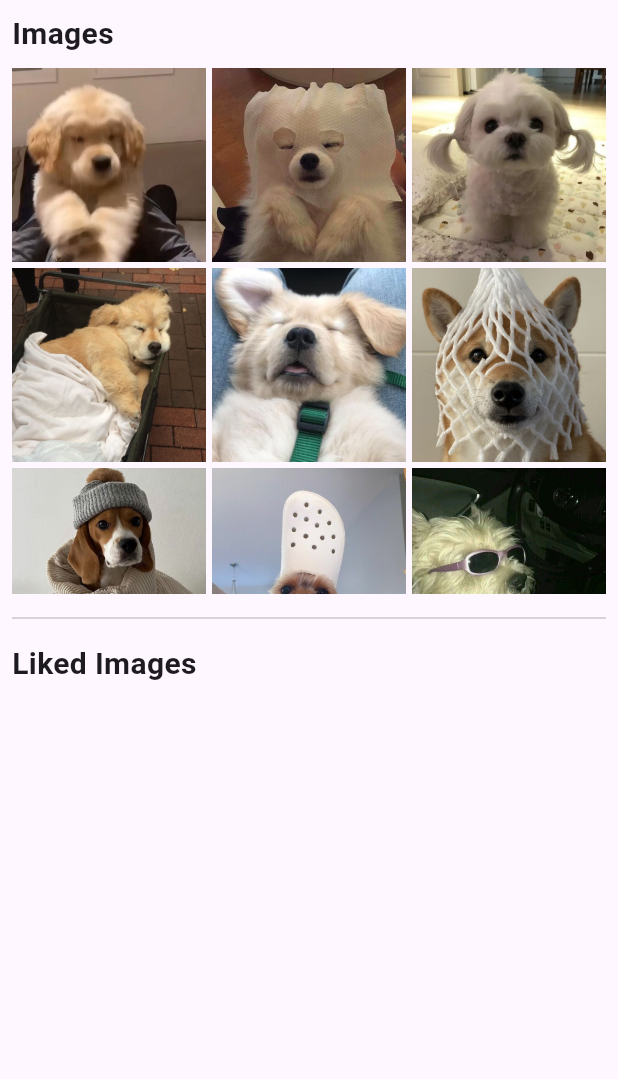
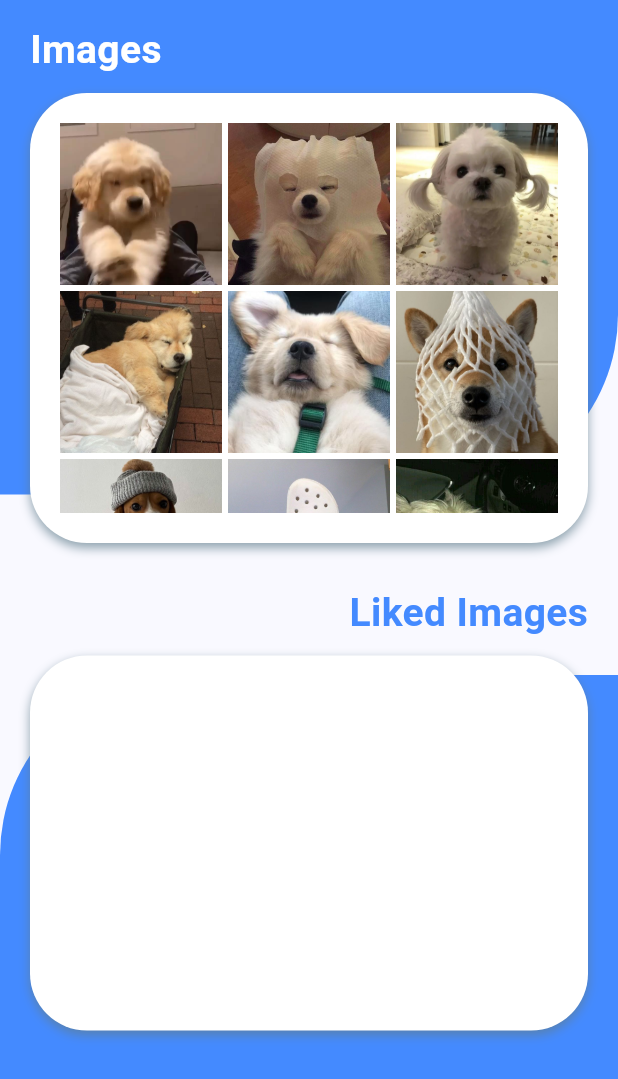
Before and after one commit to siesdart/madcamp-week1, a Flutter app: the GalleryScreen screen opened directly, on a phone screen of 412 x 824 dp. Shown: the top 1079 px of the screen. Run offline on Flutter 3.47's test engine with Material 3 defaults, Android fonts, the phone set to English and light mode, and no system bars; our stand-ins replace dio, fluttertoast, google_fonts; network calls fail.

Commit message:
1/1 commit_2

```diff
--- a/lib/main.dart
+++ b/lib/main.dart
@@ -24,7 +24,7 @@ class MyApp extends StatelessWidget {
 
   ThemeData _buildThemeData() {
     final base = ThemeData(
-      colorScheme: ColorScheme.fromSeed(seedColor: Colors.deepPurple),
+      colorScheme: ColorScheme.fromSeed(seedColor: Colors.blueAccent),
       useMaterial3: true,
     );
 
@@ -49,7 +49,7 @@ class MyHomePage extends StatelessWidget {
       builder: (context, snapshot) {
         final currentIndex = snapshot.hasData ? snapshot.data! : 0;
         return Scaffold(
-          appBar: AppBar(title: const Text('Week 1')),
+          appBar: EmptyAppBar(),
           body: IndexedStack(
             index: currentIndex,
             children: const [
@@ -81,3 +81,16 @@ class MyHomePage extends StatelessWidget {
     );
   }
 }
+
+class EmptyAppBar extends StatelessWidget implements PreferredSizeWidget{
+  @override
+  Widget build(BuildContext context) {
+    // TODO: implement build
+    return Container();
+  }
+
+  @override
+  // TODO: implement preferredSize
+  Size get preferredSize => Size(0.0, 0.0);
+
+}
--- a/lib/screens/gallery_screen.dart
+++ b/lib/screens/gallery_screen.dart
@@ -13,47 +13,166 @@ class _GalleryScreenState extends State<GalleryScreen> {
 
   @override
   Widget build(BuildContext context) {
-    return Padding(
-      padding: const EdgeInsets.all(8),
+
+    return Scaffold(
+      body: Stack(
+        children: <Widget>[
+          Positioned(
+            // background blue container
+            top: 0,
+            right: 0,
+            left: 0,
+            bottom: MediaQuery.of(context).size.height * 0.60,
+            // background blue container
+            child: Container(
+              decoration: BoxDecoration(
+                borderRadius: BorderRadius.only(
+                  bottomRight: Radius.circular(120.0),
+                ),
+                color: Colors.blueAccent,
+              ),
+            ),
+          ),
+          Positioned(
+            // main column1: every image
+            top: 15.0,
+            left: 20.0,
+            right: 20.0,
+            // main column1: every image
             child: Column(
               crossAxisAlignment: CrossAxisAlignment.stretch,
-        children: [
+              children: <Widget>[
                 const Text(
                   'Images',
                   style: TextStyle(
-              fontSize: 20,
+                    fontSize: 26,
                     fontWeight: FontWeight.bold,
+                    color: Colors.white,
                   ),
                 ),
-          const SizedBox(height: 8),
-          Expanded(
-            child: GridView.count(
+                Container(
+                  margin: EdgeInsets.only(top: 10.0),
+                  padding: EdgeInsets.all(20.0),
+                  height: 300.0,
+                  decoration: BoxDecoration(
+                    borderRadius: BorderRadius.circular(38.0),
+                    color: Colors.white,
+                    //border: Border.all(color: Colors.blueGrey, width: 1),
+                    boxShadow: [
+                      BoxShadow(
+                        color: Colors.blueGrey.withOpacity(0.7),
+                        blurRadius: 5.0,
+                        spreadRadius: 0.0,
+                        offset: const Offset(0, 3),
+                      )
+                    ]
+                  ),
+                  child: (SingleChildScrollView(
+                    child: Column(
+                      children: [
+                        GridView.count(
+                          shrinkWrap: true,
+                          physics: ScrollPhysics(),
+                          scrollDirection: Axis.vertical,
                           crossAxisCount: 3,
                           mainAxisSpacing: 4,
                           crossAxisSpacing: 4,
                           children: List.generate(20, _buildImageButton),
                         ),
+                      ],
                     ),
-          const Divider(height: 32),
+                  )
+                  )
+                ),
+              ],
+            ),
+          ),
+          Positioned(
+            // 2nd background container
+            top: 450,
+            right: 0,
+            left: 0,
+            bottom: 0,
+            // background blue container
+            child: Container(
+              decoration: BoxDecoration(
+                borderRadius: BorderRadius.only(
+                  topLeft: Radius.circular(120.0),
+                ),
+                color: Colors.blueAccent,
+              ),
+            ),
+          ),
+          Positioned(
+            // main column2: liked image
+            top: 390,
+            left: 20,
+            right: 20,
+            child: Column(
+              crossAxisAlignment: CrossAxisAlignment.end,
+              children: <Widget>[
                 const Text(
                   'Liked Images',
                   style: TextStyle(
-              fontSize: 20,
+                    fontSize: 26,
                     fontWeight: FontWeight.bold,
+                    color: Colors.blueAccent,
                   ),
                 ),
-          const SizedBox(height: 8),
-          Expanded(
-            child: GridView.count(
+                Container(
+                    margin: EdgeInsets.only(top: 10.0),
+                    padding: EdgeInsets.all(20.0),
+                    height: 250.0,
+                    decoration: BoxDecoration(
+                        borderRadius: BorderRadius.circular(38.0),
+                        color: Colors.white,
+                        //border: Border.all(color: Colors.blueGrey, width: 1),
+                        boxShadow: [
+                          BoxShadow(
+                            color: Colors.blueGrey.withOpacity(0.7),
+                            blurRadius: 5.0,
+                            spreadRadius: 0.0,
+                            offset: const Offset(0, 3),
+                          )
+                        ]
+                    ),
+                    child: (SingleChildScrollView(
+                      child: Column(
+                        children: [
+                          GridView.count(
+                            physics: ScrollPhysics(),
+                            shrinkWrap: true,
                             crossAxisCount: 3,
                             mainAxisSpacing: 4,
                             crossAxisSpacing: 4,
                             children: _likedImages.map(_buildImageButton).toList(),
                           ),
+                        ],
+                      ),
+                    )
+                    )
+                ),
+              ],
+            ),
           ),
         ],
       ),
     );
+    // return Padding(
+    //   padding: const EdgeInsets.all(8),
+    //   child: Column(
+    //       const SizedBox(height: 8),
+    //       Expanded(
+    //         child: GridView.count(
+    //           crossAxisCount: 3,
+    //           mainAxisSpacing: 4,
+    //           crossAxisSpacing: 4,
+    //           children: _likedImages.map(_buildImageButton).toList(),
+    //         ),
+    //       ),
+    //     ],
+    //   ),
+    // );
   }
 
   Widget _buildImageButton(int index) {
```
Lines whose indentation alone changed are shown as unchanged.
